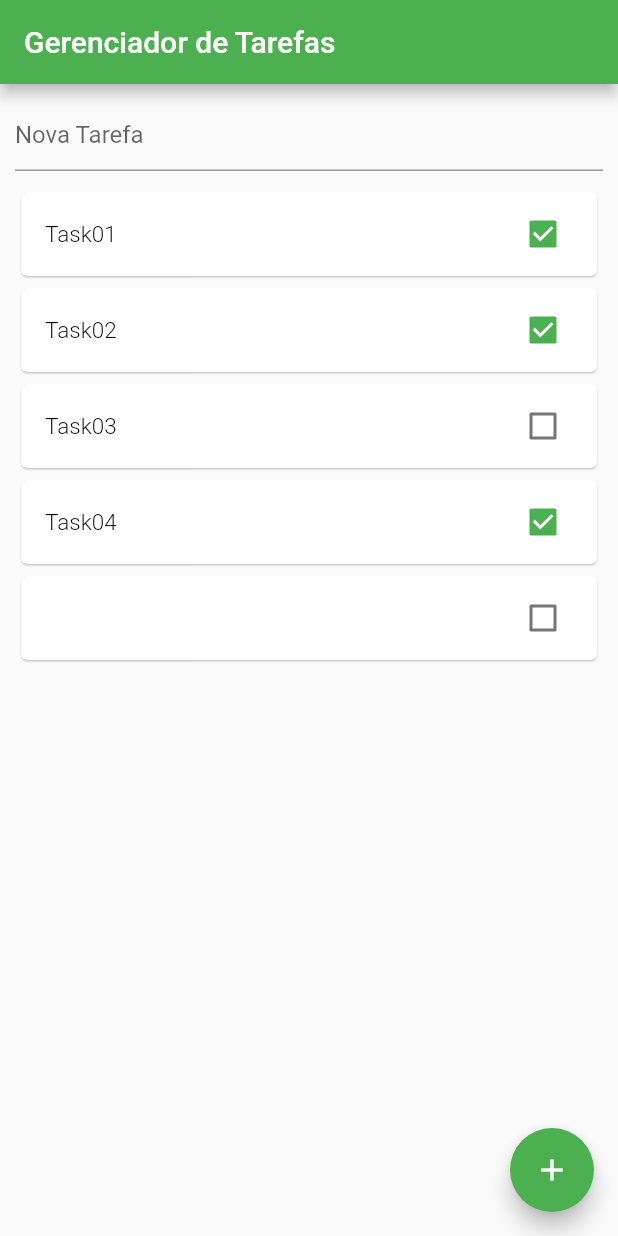
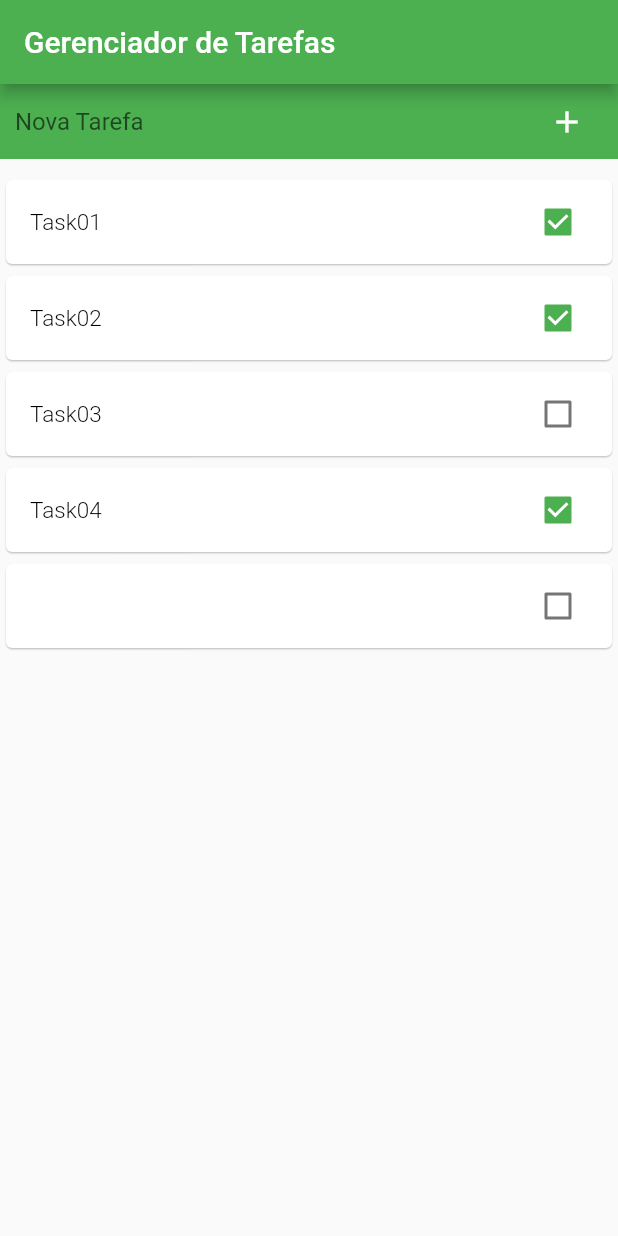
Before and after one commit to cthiagosousa/todo_list_flutter, a Flutter app: the screen it shows after launch, after a tap on the "add" icon, on a phone screen of 412 x 824 dp. Run offline on Flutter 3.47's test engine with Material 2 defaults, Android fonts, the phone set to English and light mode, and no system bars; our stand-ins replace flutter_mobx, google_fonts, mobx; generated files the repository leaves out were written again; Roboto replaces fonts that are missing (Ubuntu).

Commit message:
Mudando botao de adicionar nova tarefa

```diff
--- a/lib/components/task_item_widget.dart
+++ b/lib/components/task_item_widget.dart
@@ -6,6 +6,7 @@ import 'package:project/stores/tasks_store.dart';
 
 class TaskItemWidget extends StatelessWidget {
   final Task task;
+
   const TaskItemWidget(this.task);
 
   @override
--- a/lib/screens/home_screen.dart
+++ b/lib/screens/home_screen.dart
@@ -1,11 +1,11 @@
 import 'package:flutter/material.dart';
 import 'package:flutter_mobx/flutter_mobx.dart';
+import 'package:uuid/uuid.dart';
+import 'package:provider/provider.dart';
 
+import 'package:project/stores/tasks_store.dart';
+import 'package:project/models/Task.dart';
 import 'package:project/components/task_item_widget.dart';
-import 'package:project/models/Task.dart';
-import 'package:project/stores/tasks_store.dart';
-import 'package:provider/provider.dart';
-import 'package:uuid/uuid.dart';
 
 class HomeScreen extends StatefulWidget {
   @override
@@ -13,8 +13,13 @@ class HomeScreen extends StatefulWidget {
 }
 
 class _HomeScreenState extends State<HomeScreen> {
-  final GlobalKey<FormState> _formKey = GlobalKey();
-  late String _title;
+  final _titleController = TextEditingController();
+
+  @override
+  void dispose() {
+    super.dispose();
+    _titleController.dispose();
+  }
 
   String titleValidator(String? value) {
     if (value!.isEmpty) {
@@ -24,13 +29,11 @@ class _HomeScreenState extends State<HomeScreen> {
     return null!;
   }
 
-  void sendForm(GlobalKey<FormState> formKey, TasksStore _tasksStore) {
-      formKey.currentState!.save();
-
+  void sendForm(TasksStore _tasksStore) {
       final uuid = Uuid();
       final Task task = Task(
         id: uuid.v1(),
-        title: _title,
+        title: _titleController.text,
         isCheck: false,
       );
 
@@ -48,18 +51,32 @@ class _HomeScreenState extends State<HomeScreen> {
       body: Container(
         width: double.infinity,
         height: double.infinity,
-        padding: EdgeInsets.all(10),
 
         child: Column(
           children: [
-            Form(
-              key: _formKey,
-              child: TextFormField(
-                decoration: InputDecoration(hintText: "Nova Tarefa"),
-                validator: titleValidator,
-                onSaved: (value) {
-                  _title = value!;
-                },
+            Container(
+              width: double.infinity,
+              height: 50,
+              padding: EdgeInsets.only(left: 10, right: 10),
+              color: Theme.of(context).primaryColor,
+              child: Row(
+                mainAxisAlignment: MainAxisAlignment.spaceBetween,
+                children: [
+                  Expanded(
+                    child: TextFormField(
+                      decoration: InputDecoration(
+                        hintText: "Nova Tarefa",
+                        border: InputBorder.none
+                      ),
+                      controller: _titleController,
+                      validator: titleValidator,
+                    ),
+                  ),
+                  IconButton(
+                    onPressed: () => sendForm(_tasksStore),
+                    icon: Icon(Icons.add, color: Colors.white,),
+                  )
+                ],
               ),
             ),
             SizedBox(height: 10,),
@@ -77,12 +94,6 @@ class _HomeScreenState extends State<HomeScreen> {
           ],
         ),
       ),
-
-      floatingActionButton: FloatingActionButton(
-        backgroundColor: Theme.of(context).primaryColor,
-        onPressed: () => sendForm(_formKey, _tasksStore),
-        child: Icon(Icons.add),
-      ),
     );
   }
 }
```
Also changed, not shown: lib/stores/tasks_store.g.dart.
